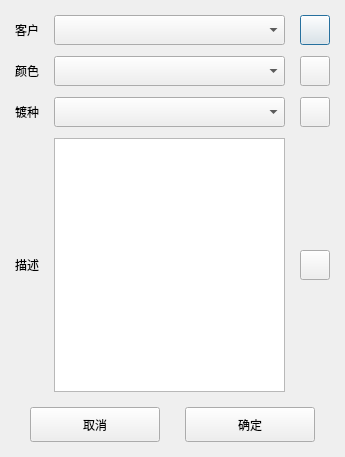
The window that Qt/ERP/dialognewmateriel.ui (superp2017/NTERP) describes before a commit, drawn with Qt 5.
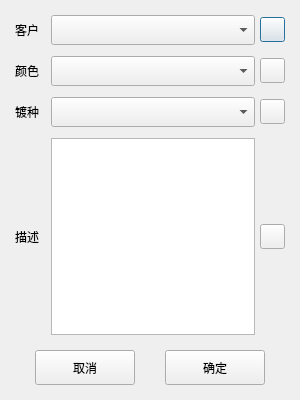
The same window after the commit. Icons and pictures are not drawn.

```diff
--- a/Qt/ERP/dialognewmateriel.ui
+++ b/Qt/ERP/dialognewmateriel.ui
@@ -6,8 +6,8 @@
    <rect>
     <x>0</x>
     <y>0</y>
-    <width>345</width>
-    <height>457</height>
+    <width>300</width>
+    <height>400</height>
    </rect>
   </property>
   <property name="minimumSize">
@@ -44,7 +44,7 @@
    <item row="0" column="0">
     <layout class="QGridLayout" name="gridLayout">
      <property name="horizontalSpacing">
-      <number>15</number>
+      <number>5</number>
      </property>
      <property name="verticalSpacing">
       <number>11</number>
@@ -52,7 +52,7 @@
      <item row="0" column="0">
       <widget class="QLabel" name="label_5">
        <property name="text">
-        <string>客户</string>
+        <string>客户  </string>
        </property>
       </widget>
      </item>
@@ -70,14 +70,14 @@
       <widget class="QPushButton" name="pushButton_add_custom">
        <property name="minimumSize">
         <size>
-         <width>30</width>
-         <height>30</height>
+         <width>25</width>
+         <height>25</height>
         </size>
        </property>
        <property name="maximumSize">
         <size>
-         <width>30</width>
-         <height>30</height>
+         <width>25</width>
+         <height>25</height>
         </size>
        </property>
        <property name="styleSheet">
@@ -94,7 +94,7 @@
      <item row="1" column="0">
       <widget class="QLabel" name="label_2">
        <property name="text">
-        <string>颜色</string>
+        <string>颜色  </string>
        </property>
       </widget>
      </item>
@@ -112,14 +112,14 @@
       <widget class="QPushButton" name="pushButton_Add_color">
        <property name="minimumSize">
         <size>
-         <width>30</width>
-         <height>30</height>
+         <width>25</width>
+         <height>25</height>
         </size>
        </property>
        <property name="maximumSize">
         <size>
-         <width>30</width>
-         <height>30</height>
+         <width>25</width>
+         <height>25</height>
         </size>
        </property>
        <property name="styleSheet">
@@ -136,7 +136,7 @@
      <item row="2" column="0">
       <widget class="QLabel" name="label_3">
        <property name="text">
-        <string>镀种</string>
+        <string>镀种  </string>
        </property>
       </widget>
      </item>
@@ -154,14 +154,14 @@
       <widget class="QPushButton" name="pushButton_add_type">
        <property name="minimumSize">
         <size>
-         <width>30</width>
-         <height>30</height>
+         <width>25</width>
+         <height>25</height>
         </size>
        </property>
        <property name="maximumSize">
         <size>
-         <width>30</width>
-         <height>30</height>
+         <width>25</width>
+         <height>25</height>
         </size>
        </property>
        <property name="styleSheet">
@@ -178,7 +178,7 @@
      <item row="3" column="0">
       <widget class="QLabel" name="label_4">
        <property name="text">
-        <string>描述</string>
+        <string>描述  </string>
        </property>
       </widget>
      </item>
@@ -196,14 +196,14 @@
       <widget class="QPushButton" name="pushButton_clear">
        <property name="minimumSize">
         <size>
-         <width>30</width>
-         <height>30</height>
+         <width>25</width>
+         <height>25</height>
         </size>
        </property>
        <property name="maximumSize">
         <size>
-         <width>30</width>
-         <height>29</height>
+         <width>25</width>
+         <height>25</height>
         </size>
        </property>
        <property name="styleSheet">
@@ -219,13 +219,13 @@
    <item row="1" column="0">
     <layout class="QHBoxLayout" name="horizontalLayout">
      <property name="spacing">
-      <number>25</number>
+      <number>30</number>
      </property>
      <property name="leftMargin">
-      <number>15</number>
+      <number>20</number>
      </property>
      <property name="rightMargin">
-      <number>15</number>
+      <number>20</number>
      </property>
      <item>
       <widget class="QPushButton" name="pushButton_cancle">
```
